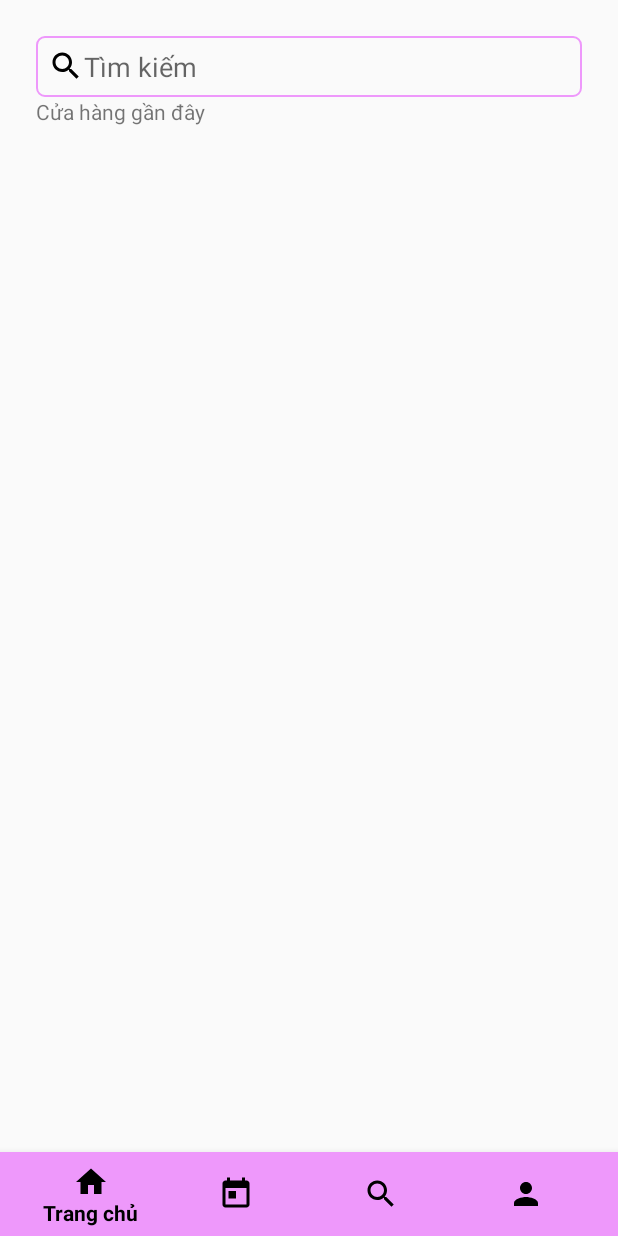
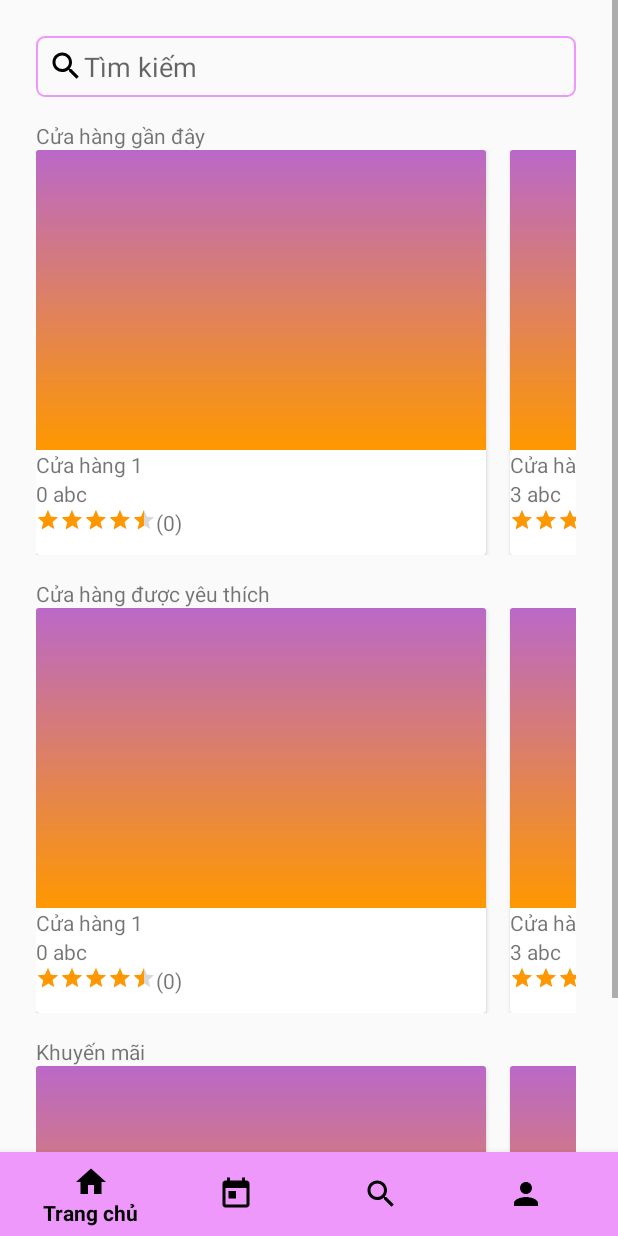
Before and after one commit to ngocnt1801/CatTocDi_Mobile, an Android app: the screen it shows after launch (MainActivity), after a tap on "BỎ QUA BƯỚC NÀY", on a phone screen of 412 x 824 dp. Run offline under Robolectric (Android 15) with nearby library versions, the phone set to English and light mode, and no system bars.

Commit message:
custom fullscreen and add 3 recycle view to fragmentHome

```diff
--- a/CatTocDiSalon/app/src/main/AndroidManifest.xml
+++ b/CatTocDiSalon/app/src/main/AndroidManifest.xml
@@ -24,7 +24,9 @@
             </intent-filter>
         </activity>
         <activity android:name=".LoginActivity" />
-        <activity android:name=".MainActivity"/>
+        <activity android:name=".MainActivity"
+            android:windowSoftInputMode="stateHidden"
+            />
     </application>
 
 </manifest>
--- a/CatTocDiSalon/app/src/main/java/com/salon/cattocdi/LoginActivity.java
+++ b/CatTocDiSalon/app/src/main/java/com/salon/cattocdi/LoginActivity.java
@@ -6,6 +6,7 @@ import android.content.Intent;
 import android.support.v7.app.AppCompatActivity;
 import android.os.Bundle;
 import android.view.View;
+import android.view.WindowManager;
 import android.widget.Button;
 import android.widget.EditText;
 
@@ -20,7 +21,11 @@ public class LoginActivity extends AppCompatActivity {
     @Override
     protected void onCreate(Bundle savedInstanceState) {
         super.onCreate(savedInstanceState);
+        getWindow().setFlags(WindowManager.LayoutParams.FLAG_FULLSCREEN,
+                WindowManager.LayoutParams.FLAG_FULLSCREEN);
         setContentView(R.layout.activity_login);
+
+
 
         btnLogin = findViewById(R.id.login_activity_login_btn);
         btnLogin.setOnClickListener(new View.OnClickListener() {
--- a/CatTocDiSalon/app/src/main/java/com/salon/cattocdi/MainActivity.java
+++ b/CatTocDiSalon/app/src/main/java/com/salon/cattocdi/MainActivity.java
@@ -6,18 +6,27 @@ import android.support.annotation.NonNull;
 import android.support.design.widget.BottomNavigationView;
 import android.support.v7.app.AppCompatActivity;
 import android.os.Bundle;
+import android.support.v7.widget.DefaultItemAnimator;
+import android.support.v7.widget.GridLayoutManager;
+import android.support.v7.widget.LinearLayoutManager;
+import android.support.v7.widget.RecyclerView;
 import android.view.MenuItem;
+import android.view.WindowManager;
 
+import com.salon.cattocdi.adapters.TestRecycleViewAdapter;
 import com.salon.cattocdi.fragements.AppointmentFragment;
 import com.salon.cattocdi.fragements.HomeFragment;
 
 public class MainActivity extends AppCompatActivity {
 
     private BottomNavigationView bottomNav;
+    private RecyclerView rvListNearest;
 
     @Override
     protected void onCreate(Bundle savedInstanceState) {
         super.onCreate(savedInstanceState);
+        getWindow().setFlags(WindowManager.LayoutParams.FLAG_FULLSCREEN,
+                WindowManager.LayoutParams.FLAG_FULLSCREEN);
         setContentView(R.layout.activity_main);
 
         bottomNav = findViewById(R.id.bottom_nav);
@@ -45,6 +54,14 @@ public class MainActivity extends AppCompatActivity {
 
         //HOME FRAGMENT will show first
         showFragment(new HomeFragment());
+
+
+    }
+
+    @Override
+    protected void onResume() {
+        super.onResume();
+
     }
 
     private void showFragment(Fragment fragment){
--- /dev/null
+++ b/CatTocDiSalon/app/src/main/java/com/salon/cattocdi/adapters/TestRecycleViewAdapter.java
@@ -0,0 +1,62 @@
+package com.salon.cattocdi.adapters;
+
+import android.support.annotation.NonNull;
+import android.support.v7.widget.CardView;
+import android.support.v7.widget.RecyclerView;
+import android.view.LayoutInflater;
+import android.view.View;
+import android.view.ViewGroup;
+import android.widget.ImageView;
+import android.widget.RatingBar;
+import android.widget.TextView;
+
+import com.salon.cattocdi.R;
+
+public class TestRecycleViewAdapter extends RecyclerView.Adapter<TestRecycleViewAdapter.MyCardViewHolder>{
+
+    @NonNull
+    @Override
+    public MyCardViewHolder onCreateViewHolder(@NonNull ViewGroup viewGroup, int i) {
+        View itemView = LayoutInflater.from(viewGroup.getContext()).inflate(R.layout.recycle_view_item_salon, viewGroup, false);
+        return new MyCardViewHolder(itemView);
+    }
+
+    @Override
+    public void onBindViewHolder(@NonNull MyCardViewHolder myCardViewHolder, int i) {
+        myCardViewHolder.salonRatingBar.setRating(4.6f);
+        myCardViewHolder.salonTitle.setText("Cửa hàng " + (i + 1));
+        myCardViewHolder.salonReviewsAmount.setText("("+ (i * 10) +")");
+        myCardViewHolder.salonAddress.setText( i + i + i + " abc");
+        myCardViewHolder.salonImage.setBackgroundResource(R.drawable.splash_gradient_background);
+
+        myCardViewHolder.item.setOnClickListener(new View.OnClickListener() {
+            @Override
+            public void onClick(View view) {
+
+            }
+        });
+    }
+
+    @Override
+    public int getItemCount() {
+        return 10;
+    }
+
+    public class MyCardViewHolder extends RecyclerView.ViewHolder{
+
+        public ImageView salonImage;
+        public TextView salonTitle, salonAddress, salonReviewsAmount;
+        public RatingBar salonRatingBar;
+        public CardView item;
+
+        public MyCardViewHolder(@NonNull View itemView) {
+            super(itemView);
+            salonImage = itemView.findViewById(R.id.fg_home_rv_item_img);
+            salonTitle = itemView.findViewById(R.id.fg_home_rv_item_title_tv);
+            salonAddress = itemView.findViewById(R.id.fg_home_rv_item_address_tv);
+            salonReviewsAmount = itemView.findViewById(R.id.fg_home_rv_item_amount_review_tv);
+            salonRatingBar = itemView.findViewById(R.id.fg_home_rv_item_rb);
+            item = (CardView) itemView;
+        }
+    }
+}
--- a/CatTocDiSalon/app/src/main/java/com/salon/cattocdi/fragements/HomeFragment.java
+++ b/CatTocDiSalon/app/src/main/java/com/salon/cattocdi/fragements/HomeFragment.java
@@ -3,17 +3,22 @@ package com.salon.cattocdi.fragements;
 
 import android.os.Bundle;
 import android.app.Fragment;
+import android.support.v7.widget.DefaultItemAnimator;
+import android.support.v7.widget.LinearLayoutManager;
+import android.support.v7.widget.RecyclerView;
 import android.view.LayoutInflater;
 import android.view.View;
 import android.view.ViewGroup;
 
 import com.salon.cattocdi.R;
+import com.salon.cattocdi.adapters.TestRecycleViewAdapter;
 
 /**
  * A simple {@link Fragment} subclass.
  */
 public class HomeFragment extends Fragment {
 
+    RecyclerView rvBookmark, rvRating, rvSale;
 
     public HomeFragment() {
         // Required empty public constructor
@@ -24,7 +29,24 @@ public class HomeFragment extends Fragment {
     public View onCreateView(LayoutInflater inflater, ViewGroup container,
                              Bundle savedInstanceState) {
         // Inflate the layout for this fragment
-        return inflater.inflate(R.layout.fragment_home, container, false);
+        View view =  inflater.inflate(R.layout.fragment_home, container, false);
+        rvBookmark = view.findViewById(R.id.fg_home_rv_bookmark);
+        rvRating = view.findViewById(R.id.fg_home_rv_rating);
+        rvSale = view.findViewById(R.id.fg_home_rv_sale);
+        testRecycleViewAdapter(rvBookmark);
+        testRecycleViewAdapter(rvRating);
+        testRecycleViewAdapter(rvSale);
+        return view;
+    }
+
+    private void testRecycleViewAdapter(RecyclerView rv){
+        //Show RECYCLEVIEW
+        RecyclerView.LayoutManager mLayoutManager = new LinearLayoutManager(getActivity(), LinearLayoutManager.HORIZONTAL, false);
+
+        rv.setLayoutManager(mLayoutManager);
+        rv.setItemAnimator(new DefaultItemAnimator());
+        TestRecycleViewAdapter adapter = new TestRecycleViewAdapter();
+        rv.setAdapter(adapter);
     }
 
 }
--- a/CatTocDiSalon/app/src/main/java/com/salon/cattocdi/utils/MyContants.java
+++ b/CatTocDiSalon/app/src/main/java/com/salon/cattocdi/utils/MyContants.java
@@ -3,4 +3,5 @@ package com.salon.cattocdi.utils;
 public class MyContants {
    public static final String PHONE_TEST = "0123456789";
    public static final String PASSWORD_TEST = "123";
+
 }
--- a/CatTocDiSalon/app/src/main/res/layout/fragment_home.xml
+++ b/CatTocDiSalon/app/src/main/res/layout/fragment_home.xml
@@ -1,31 +1,63 @@
 <?xml version="1.0" encoding="utf-8"?>
-<LinearLayout xmlns:android="http://schemas.android.com/apk/res/android"
+<ScrollView xmlns:android="http://schemas.android.com/apk/res/android"
     xmlns:tools="http://schemas.android.com/tools"
     android:layout_width="match_parent"
     android:layout_height="match_parent"
-    android:orientation="vertical"
     android:padding="@dimen/pd_layout_login_page"
-    tools:context=".fragements.HomeFragment">
+    tools:context=".fragements.HomeFragment"
+    android:focusable="true"
+    android:focusableInTouchMode="true"
+    android:scrollbarStyle="outsideInset">
 
+    <LinearLayout
+        android:layout_width="match_parent"
+        android:layout_height="match_parent"
+        android:orientation="vertical">
         <EditText
             android:layout_width="match_parent"
             android:layout_height="wrap_content"
             android:hint="@string/vn_search"
             android:drawableLeft="@drawable/ic_search_navigation"
             android:background="@drawable/border_radius_edit_text"
-        android:padding="@dimen/pd_et"/>
+            android:padding="@dimen/pd_et" />
+
 
         <TextView
             android:layout_width="match_parent"
             android:layout_height="wrap_content"
-        android:text="@string/vn_nearest_salon"/>
+            android:text="@string/vn_nearest_salon"
+            android:layout_marginTop="@dimen/mg_top_login_page"/>
+
         <android.support.v7.widget.RecyclerView
-        android:orientation="horizontal"
             android:layout_width="match_parent"
             android:layout_height="wrap_content"
-        android:id="@+id/fg_home_rv">
+            android:id="@+id/fg_home_rv_bookmark">
         </android.support.v7.widget.RecyclerView>
 
+        <TextView
+            android:layout_width="match_parent"
+            android:layout_height="wrap_content"
+            android:text="@string/vn_top_rating"
+            android:layout_marginTop="@dimen/mg_top_login_page"/>
 
+        <android.support.v7.widget.RecyclerView
+            android:layout_width="match_parent"
+            android:layout_height="wrap_content"
+            android:id="@+id/fg_home_rv_rating">
+        </android.support.v7.widget.RecyclerView>
 
+        <TextView
+            android:layout_width="match_parent"
+            android:layout_height="wrap_content"
+            android:text="@string/vn_top_sale"
+            android:layout_marginTop="@dimen/mg_top_login_page"/>
+
+        <android.support.v7.widget.RecyclerView
+            android:layout_width="match_parent"
+            android:layout_height="wrap_content"
+            android:id="@+id/fg_home_rv_sale"
+            android:layout_marginBottom="@dimen/mr_bottom_not_cover_content">
+        </android.support.v7.widget.RecyclerView>
     </LinearLayout>
+
+</ScrollView>
--- a/CatTocDiSalon/app/src/main/res/layout/recycle_view_item_salon.xml
+++ b/CatTocDiSalon/app/src/main/res/layout/recycle_view_item_salon.xml
@@ -1,7 +1,7 @@
 <?xml version="1.0" encoding="utf-8"?>
 <android.support.v7.widget.CardView
     xmlns:android="http://schemas.android.com/apk/res/android" android:layout_width="300dp"
-    android:layout_height="200dp"
+    android:layout_height="270dp"
     android:layout_marginRight="16dp">
     <LinearLayout
         android:layout_width="match_parent"
@@ -9,28 +9,39 @@
         android:orientation="vertical">
         <ImageView
             android:layout_width="match_parent"
-            android:layout_height="120dp"
-            android:background="@color/mainPrimary" />
+            android:layout_height="200dp"
+            android:id="@+id/fg_home_rv_item_img"/>
 
         <TextView
             android:layout_width="match_parent"
             android:layout_height="wrap_content"
-            android:text="Tên cửa hàng"/>
+            android:text="Tên cửa hàng"
+            android:id="@+id/fg_home_rv_item_title_tv"/>
 
         <TextView
             android:layout_width="match_parent"
             android:layout_height="wrap_content"
-            android:text="Quận 1, Nguyễn Huệ"/>
+            android:text="Quận 1, Nguyễn Huệ"
+            android:id="@+id/fg_home_rv_item_address_tv"/>
 
-        <RatingBar
+
+        <LinearLayout
             android:layout_width="wrap_content"
             android:layout_height="wrap_content"
-            android:rating="3"
-            android:numStars="5"
-            android:stepSize="0.5"
-            android:scaleX="0.5"
-            android:scaleY="0.5"
-            style="@style/RatingBar"
-            />
+            android:orientation="horizontal">
+            <RatingBar
+                android:layout_width="wrap_content"
+                android:layout_height="wrap_content"
+                android:rating="3"
+                android:numStars="5"
+                android:stepSize="0.5"
+                style="@style/Base.Widget.AppCompat.RatingBar.Small"
+                android:id="@+id/fg_home_rv_item_rb"/>
+            <TextView
+                android:layout_width="wrap_content"
+                android:layout_height="wrap_content"
+                android:text="(30)"
+                android:id="@+id/fg_home_rv_item_amount_review_tv"/>
+        </LinearLayout>
     </LinearLayout>
 </android.support.v7.widget.CardView>
--- a/CatTocDiSalon/app/src/main/res/values/dimens.xml
+++ b/CatTocDiSalon/app/src/main/res/values/dimens.xml
@@ -9,4 +9,5 @@
     <dimen name="width_border_et">1dp</dimen>
     <dimen name="radius_border_et">5dp</dimen>
     <dimen name="pd_et">8dp</dimen>
+    <dimen name="mr_bottom_not_cover_content">40dp</dimen>
 </resources>
--- a/CatTocDiSalon/app/src/main/res/values/strings.xml
+++ b/CatTocDiSalon/app/src/main/res/values/strings.xml
@@ -12,5 +12,7 @@
     <string name="vn_search">Tìm kiếm</string>
     <string name="vn_profile">Tài khoản</string>
     <string name="vn_nearest_salon">Cửa hàng gần đây</string>
+    <string name="vn_top_rating">Cửa hàng được yêu thích</string>
+    <string name="vn_top_sale">Khuyến mãi</string>
 
 </resources>
--- a/CatTocDiSalon/app/src/main/res/values/styles.xml
+++ b/CatTocDiSalon/app/src/main/res/values/styles.xml
@@ -11,9 +11,4 @@
         <item name="android:windowFullscreen">true</item>
         <item name="android:windowBackground">@drawable/splash_gradient_background</item>
     </style>
-    <style name="RatingBar" parent="Base.Widget.AppCompat.RatingBar">
-        <item name="android:colorControlNormal">@color/secondLight</item>
-        <item name="android:colorControlActivated">@color/secondPrimary</item>
-        <item name="android:textAlignment">textStart</item>
-    </style>
 </resources>
```
Lines whose indentation alone changed are shown as unchanged.
